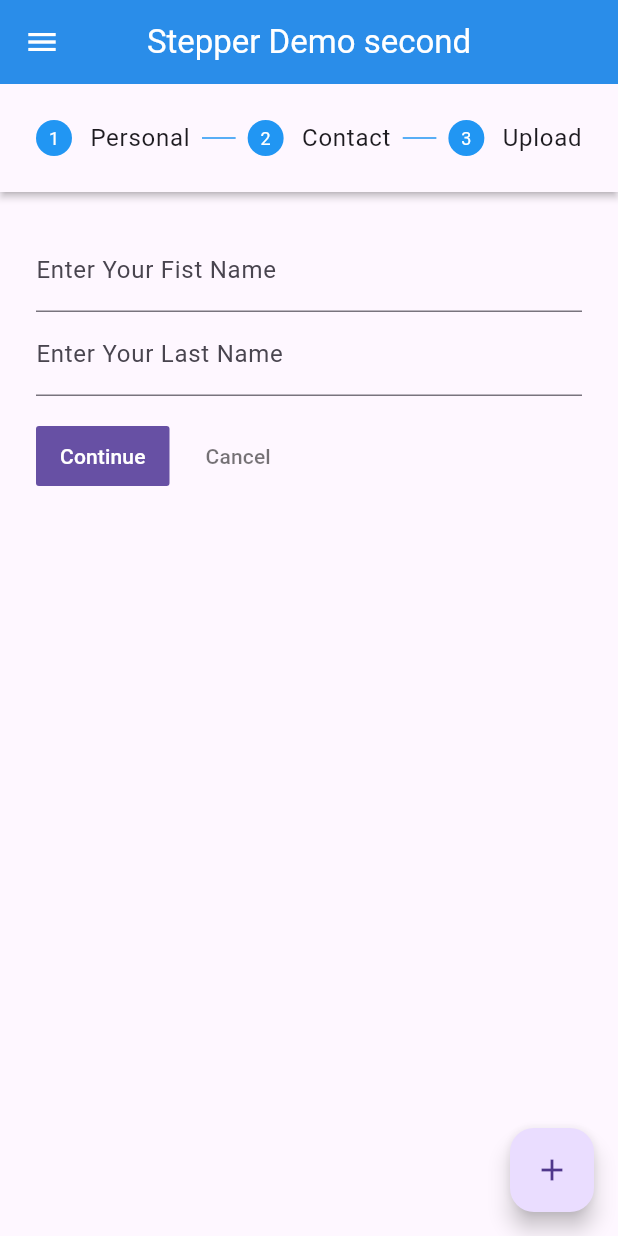
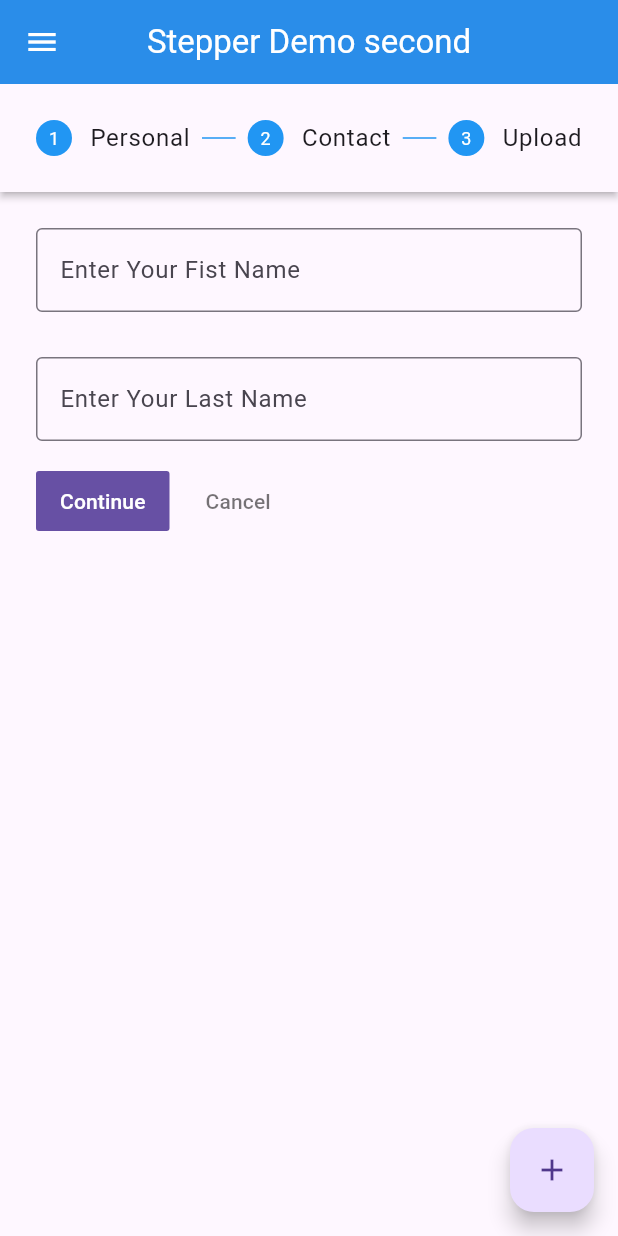
Before and after one commit to MauryaAayush/advflutterch_1, a Flutter app: the screen it shows after launch, on a phone screen of 412 x 824 dp. Run offline on Flutter 3.47's test engine with Material 3 defaults, Android fonts, the phone set to English and light mode, and no system bars.

Commit message:
Radhey Radhey

```diff
--- a/lib/screens/Stepper/Views/Stepper_2/Stepper_second.dart
+++ b/lib/screens/Stepper/Views/Stepper_2/Stepper_second.dart
@@ -61,11 +61,20 @@ class _Stepper_secondState extends State<Stepper_second> {
                     TextField(
                       decoration: InputDecoration(
                         labelText: 'Enter Your Fist Name',
+                        border: OutlineInputBorder(
+                          borderSide: BorderSide(color: Colors.black),
+                        ),
                       ),
+                    ),
+                    SizedBox(
+                      height: 30,
                     ),
                     TextField(
                       decoration: InputDecoration(
                         labelText: 'Enter Your Last Name',
+                        border: OutlineInputBorder(
+                          borderSide: BorderSide(color: Colors.black),
+                        ),
                       ),
                     ),
                   ],
@@ -78,7 +87,7 @@ class _Stepper_secondState extends State<Stepper_second> {
                     TextField(
                       decoration: InputDecoration(
                         prefixIcon: Icon(Icons.email),
-                        hintText: 'Email',
+                        labelText: 'Email',
                         border: OutlineInputBorder(
                           borderSide: BorderSide(color: Colors.black),
                         ),
@@ -93,13 +102,14 @@ class _Stepper_secondState extends State<Stepper_second> {
                     TextField(
                       decoration: InputDecoration(
                         prefixIcon: Icon(Icons.home),
-                        hintText: 'Address',
+                        labelText: 'Address',
                         border: OutlineInputBorder(
                           borderSide: BorderSide(color: Colors.black),
                         ),
                         focusedBorder: OutlineInputBorder(
                           borderSide: BorderSide(color: Colors.black),
                         ),
+                        contentPadding: EdgeInsets.all(60)
                       ),
                     ),
                     SizedBox(
@@ -114,7 +124,7 @@ class _Stepper_secondState extends State<Stepper_second> {
                           borderSide: BorderSide(color: Colors.black),
                         ),
                         prefixIcon: Icon(Icons.phone),
-                        hintText: 'Mobile No',
+                        labelText: 'Mobile No',
                       ),
                     ),
                   ],
```
